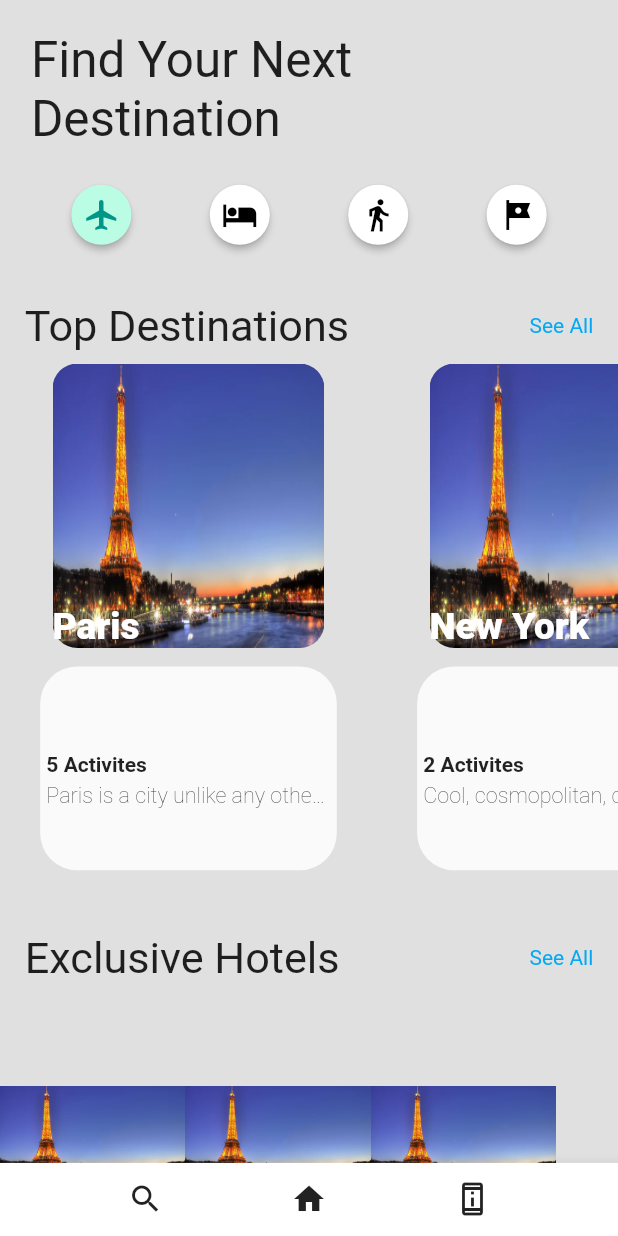
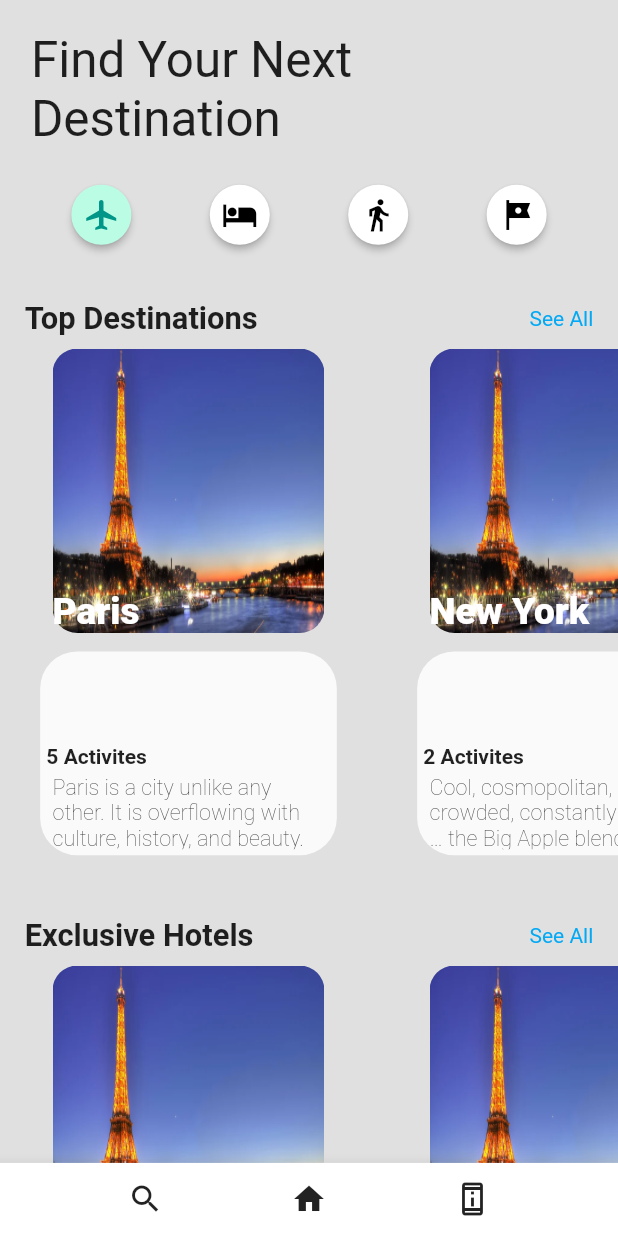
Before and after one commit to L1ght5p33D/travel_app_ui_flutter, a Flutter app: the screen it shows after launch, on a phone screen of 412 x 824 dp. Run offline on Flutter 3.47's test engine with Material 2 defaults, Android fonts, the phone set to English and light mode, and no system bars.

Commit message:
dup dest carousel to hotels

```diff
--- a/lib/destinationCaro.dart
+++ b/lib/destinationCaro.dart
@@ -64,7 +64,8 @@ class _DestinationCarouselState extends State<DestinationCarousel> {
                 mainAxisAlignment: MainAxisAlignment.spaceBetween,
                 children: [
               Text("Top Destinations",
-                  style: TextStyle(fontSize: ss.width * .07)),
+                  style: TextStyle(fontSize: ss.width * .05,
+                      fontWeight: FontWeight.w600)),
               GestureDetector(
                 onTap: () {
                   print("push see all");
@@ -127,24 +128,29 @@ class _DestinationCarouselState extends State<DestinationCarousel> {
                                           children: [
                                         Container(
                                         // height: ss.height * (.53 - .48 -.02),
-                                            padding: EdgeInsets.only(bottom:ss.width * .01, left: ss.width * .01,  right: ss.width * .01),
+                                            padding: EdgeInsets.only(bottom:ss.width * .01, left: ss.width * .01,  right: ss.width * .01, top:ss.width * .12),
                                             child: Text(
                                               destinationdata[destinations_idx]
                                                   ["activityCount"],
                                             style: TextStyle(fontWeight: FontWeight.w700),
                                             )),
                                             Padding(
-                                                padding: EdgeInsets.only(bottom:ss.height * (.53 - .48 ), left: ss.width * .01,  right: ss.width * .01),
+                                                padding: EdgeInsets.only(
+                                                    bottom:ss.width * .01, left: ss.width * .02,  right: ss.width * .01),
+                                                    child:
+                                            SizedBox(
+                                                height: ss.width * .12,
+                                                width: ss.width * .44,
                                                 child:
-                                                    Expanded(child:
-                                            Text(
+                                                    Text(
                                               destinationdata[destinations_idx]
                                                   ["description"],
-                                              overflow: TextOverflow.ellipsis,
+                                              // overflow: TextOverflow.ellipsis,
                                               softWrap: true,
                                               style: TextStyle(fontSize: ss.width * .035,
                                                                 fontWeight: FontWeight.w200) ,
-                                            )))
+                                            ))
+                                            )
                                           ],
                                         ))),
                                 Container(
--- a/lib/hotelCaro.dart
+++ b/lib/hotelCaro.dart
@@ -3,21 +3,21 @@ import 'package:flutter/rendering.dart';
 
 List<Map> hoteldata = [
   {
-    "hotelName": "Bellmond",
-    "hotelLocation": "5 Activites",
-    "price": "Stuff",
+    "hotelName": "&Beyond Mnemba Island",
+    "hotelLocation": "Zanzibar, Tanzania",
+    "price": "\$1270 / night",
     "img_path": "assets/images/paris_travel.webp"
   },
   {
-    "hotelName": "Waldorf",
-    "hotelLocation": "2 Activites",
-    "price": "Stuff",
+    "hotelName": "Belmond",
+    "hotelLocation": "Caruso, Amalfi Coast",
+    "price": "\$736 / night",
     "img_path": "assets/images/paris_travel.webp"
   },
   {
-    "hotelName": "Ritz",
-    "hotelLocation": "3 Activites",
-    "price": "Stuff",
+    "hotelName": "Soneva Jani",
+    "hotelLocation": "Maldives",
+    "price": "\$900 / night",
     "img_path": "assets/images/paris_travel.webp"
   },
 ];
@@ -33,7 +33,8 @@ class _HotelCarouselState extends State<HotelCarousel> {
   @override
   Widget build(BuildContext context) {
     var ss = MediaQuery.of(context).size;
-    return Column(
+    return Container(
+        child: Column(
           children: [
             Padding(
                 padding: EdgeInsets.symmetric(horizontal: ss.width * .04),
@@ -41,7 +42,8 @@ class _HotelCarouselState extends State<HotelCarousel> {
                     mainAxisAlignment: MainAxisAlignment.spaceBetween,
                     children: [
                       Text("Exclusive Hotels",
-                  style: TextStyle(fontSize: ss.width * .07)),
+                          style: TextStyle(fontSize: ss.width * .05,
+                                            fontWeight: FontWeight.w600)),
                       GestureDetector(
                         onTap: () {
                           print("push see all");
@@ -56,59 +58,125 @@ class _HotelCarouselState extends State<HotelCarousel> {
                       )
                     ])),
             SizedBox(
-            height: ss.height * .6,
+                height: ss.height * .43,
                 child: ListView.builder(
                     scrollDirection: Axis.horizontal,
                     itemCount: hoteldata.length,
                     itemBuilder: (BuildContext context, hotels_idx) {
-                  return GestureDetector(
-                    onTap: () {},
+                      return Padding(
+                          padding: EdgeInsets.fromLTRB(
+                              ss.width * .04, ss.width * .02, ss.width * .04, 0.0),
+                          child: GestureDetector(
+                            onTap: () {
+                              print("get hotel indx" + hotels_idx.toString());
+
+                            },
                             child: Container(
-                        width: ss.width * .3,
+                                width: ss.width * .53,
+                                decoration: BoxDecoration(
+                                  // color: Colors.black,
+                                    color:
+                                    Theme.of(context).scaffoldBackgroundColor,
+                                    borderRadius: BorderRadius.circular(
+                                        ss.height * .03)),
                                 child: Stack(
                                   alignment: Alignment.topCenter,
                                   children: [
                                     Positioned(
-                                bottom: ss.height * .1,
+                                        bottom: ss.height * .01,
                                         child: Container(
-                                    height: ss.height * .15,
+                                            height: ss.width * .33,
+                                            width: ss.width * .48,
                                             decoration: BoxDecoration(
+                                              // color: Colors.black,
                                                 color:
-                                            Theme.of(context).backgroundColor,
+                                                Theme.of(context).canvasColor,
                                                 borderRadius: BorderRadius.circular(
                                                     ss.height * .03)),
                                             child: Column(
-                                      mainAxisAlignment: MainAxisAlignment.end,
                                               mainAxisSize: MainAxisSize.min,
+                                              mainAxisAlignment:
+                                              MainAxisAlignment.end,
                                               crossAxisAlignment:
                                               CrossAxisAlignment.start,
                                               children: [
-                                        Text(
-                                          hoteldata[hotels_idx]["hotelName"],
+                                                Container(
+                                                  height: ss.width * .18,
+                                                    padding: EdgeInsets.only(bottom:ss.width * .01, left: ss.width * .01,  right: ss.width * .01, top:ss.width * .12),
+                                                    child: Text(
+                                                      hoteldata[hotels_idx]
+                                                      ["hotelName"],
+                                                      style: TextStyle(fontWeight: FontWeight.w700,
+                                                                        fontSize: ss.width * .045
                                                       ),
+                                                    )),
+                                                Padding(
+                                                    padding: EdgeInsets.only(
+                                                        bottom:ss.width * .01, left: ss.width * .02,  right: ss.width * .01),
+                                                    child:
+                                                    SizedBox(
+                                                        height: ss.width * .05,
+                                                        width: ss.width * .44,
+                                                        child:
                                                         Text(
                                                           hoteldata[hotels_idx]
                                                           ["hotelLocation"],
                                                           overflow: TextOverflow.ellipsis,
-                                        )
+                                                          // softWrap: true,
+                                                          style: TextStyle(fontSize: ss.width * .035,
+                                                              fontWeight: FontWeight.w200) ,
+                                                        ))
+                                                ),
+                                                Row(
+                                                    mainAxisAlignment: MainAxisAlignment.center,
+                                                    children:[
+                                                Padding(
+                                                    padding: EdgeInsets.only(
+                                                        bottom:ss.width * .01, left: ss.width * .02,  right: ss.width * .01),
+                                                    child:
+                                                    SizedBox(
+                                                        height: ss.width * .05,
+                                                        width: ss.width * .33,
+                                                        child:
+                                                        Text(
+                                                          hoteldata[hotels_idx]
+                                                          ["price"],
+                                                          // overflow: TextOverflow.ellipsis,
+                                                          softWrap: true,
+                                                          style: TextStyle(fontSize: ss.width * .035,
+                                                              fontWeight: FontWeight.w400) ,
+                                                        ))
+                                                )])
                                               ],
                                             ))),
                                     Container(
-                              height: ss.height * .25,
-                              child: Stack(children: [
+                                      height: ss.width * .46,
+                                      width: ss.width * .44,
+                                      child:
                                         Hero(
-                                    tag: hoteldata[hotels_idx]["hotelName"],
+                                          tag: hoteldata[hotels_idx]
+                                          ["hotelName"],
                                           child: Container(
-                                        height: ss.height * .25,
-                                        child: Image.asset(hoteldata[hotels_idx]
-                                            ["img_path"]))),
+                                              height: ss.width * .46,
+                                              width: ss.width * .44,
+                                              child: ClipRRect(
+                                                  borderRadius:
+                                                  BorderRadius.circular(
+                                                      ss.width * .04),
+                                                  child: Image.asset(
+                                                      hoteldata[
+                                                      hotels_idx]
+                                                      ["img_path"],
+                                                      height: ss.width * .33,
+                                                      width: ss.width * .44,
+                                                      fit: BoxFit.fill))),
+                                        ),
+                                        )
                                       ]),
-                            )
-                          ],
-                        )),
+                            )         ),
                       );
                     }))
           ],
-    );
+        ));
   }
 }
```
Lines whose indentation alone changed are shown as unchanged.
